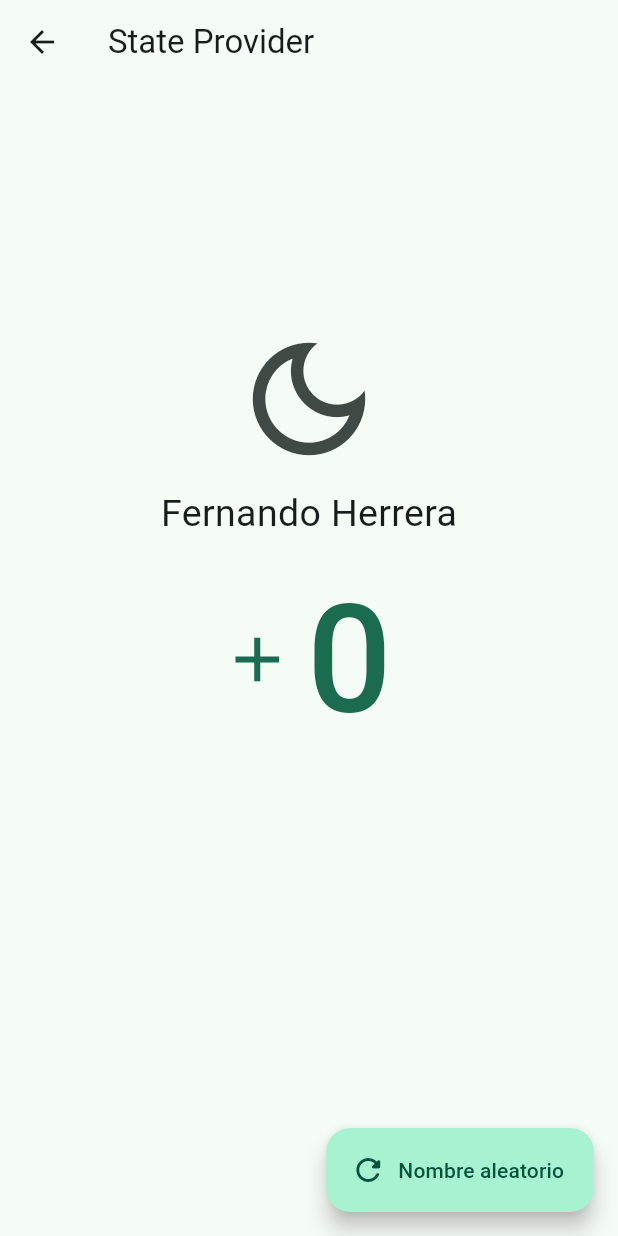
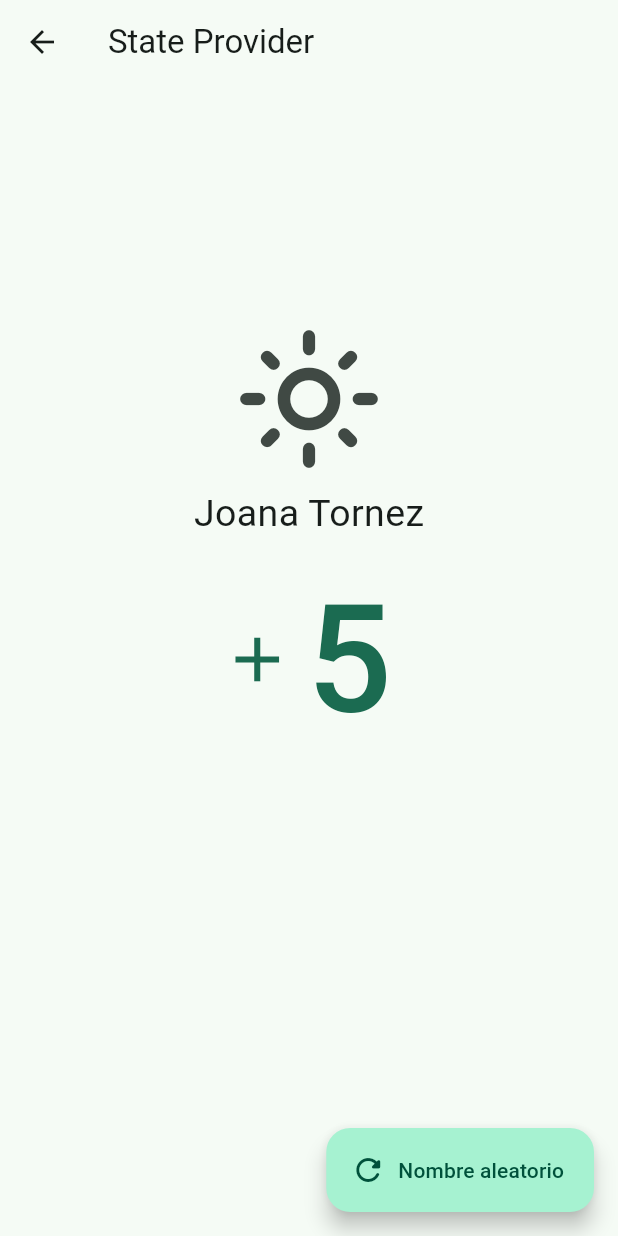
Before and after one commit to robertoarrioja-dev/flutter-riverpod-app, a Flutter app: the screen it shows after launch, after a tap on "State Provider", on a phone screen of 412 x 824 dp. Run offline on Flutter 3.47's test engine with Material 2 defaults, Android fonts, the phone set to English and light mode, and no system bars; our stand-ins replace dio, flutter_riverpod, go_router, riverpod_annotation; missing offline and left inert: random_name_generator; generated files the repository leaves out were written again.

Commit message:
03 State Provider

```diff
--- a/lib/main.dart
+++ b/lib/main.dart
@@ -1,6 +1,7 @@
 import 'package:flutter/material.dart';
 import 'package:flutter_riverpod/flutter_riverpod.dart';
 import 'package:riverpod_app/config/config.dart';
+import 'package:riverpod_app/presentation/providers/providers.dart';
 
 void main() {
   runApp(const ProviderScope(child: MyApp()));
@@ -12,12 +13,13 @@ class MyApp extends ConsumerWidget {
   @override
   Widget build(BuildContext context, WidgetRef ref) {
     final appRouter = ref.watch(appRouterProvider);
+    final isDarkMode = ref.watch(darkModeProvider);
 
     return MaterialApp.router(
       title: 'Riverpod Providers',
       debugShowCheckedModeBanner: false,
       routerConfig: appRouter,
-      theme: AppTheme(isDarkmode: false).getTheme(),
+      theme: AppTheme(isDarkmode: isDarkMode).getTheme(),
     );
   }
 }
--- a/lib/presentation/providers/providers.dart
+++ b/lib/presentation/providers/providers.dart
@@ -1 +1,2 @@
 export './hello_world_provider.dart';
+export './state_providers.dart';
--- a/lib/presentation/screens/03_state_provider/state_provider_screen.dart
+++ b/lib/presentation/screens/03_state_provider/state_provider_screen.dart
@@ -1,11 +1,17 @@
 import 'package:flutter/material.dart';
+import 'package:flutter_riverpod/flutter_riverpod.dart';
+import 'package:riverpod_app/config/config.dart';
+import 'package:riverpod_app/presentation/providers/providers.dart';
 
-
-class StateProviderScreen extends StatelessWidget {
+class StateProviderScreen extends ConsumerWidget {
   const StateProviderScreen({super.key});
 
   @override
-  Widget build(BuildContext context) {
+  Widget build(BuildContext context, WidgetRef ref) {
+    final counter = ref.watch(counterProvider);
+    final isDarkMode = ref.watch(darkModeProvider);
+    final userName = ref.watch(usernameProvider);
+
     return Scaffold(
       appBar: AppBar(
         title: const Text('State Provider'),
@@ -13,30 +19,41 @@ class StateProviderScreen extends StatelessWidget {
       body: Center(
           child: Column(
         children: [
-            const Spacer(flex: 1,),
-
+          const Spacer(
+            flex: 1,
+          ),
           IconButton(
-              // icon: const Icon( Icons.light_mode_outlined, size: 100 ),
-              icon: const Icon( Icons.dark_mode_outlined, size: 100 ),
-              onPressed: () {},
+            icon: Icon(
+                isDarkMode
+                    ? Icons.dark_mode_outlined
+                    : Icons.light_mode_outlined,
+                size: 100),
+            onPressed: () {
+              ref.read(darkModeProvider.notifier).toggleDarkMode();
+            },
           ),
-
-            const Text('Fernando Herrera', style: TextStyle(fontSize: 25 )),
-
+          Text(userName, style: TextStyle(fontSize: 25)),
           TextButton.icon(
-              icon: const Icon( Icons.add, size: 50,),
-              label: const Text('0', style: TextStyle(fontSize: 100)),
-              onPressed: () {},
+            icon: const Icon(
+              Icons.add,
+              size: 50,
             ),
-
-            const Spacer( flex: 2 ),
+            label: Text('$counter', style: const TextStyle(fontSize: 100)),
+            onPressed: () {
+              ref.read(counterProvider.notifier).increaseByOne();
+            },
+          ),
+          const Spacer(flex: 2),
         ],
-        )
-      ),
+      )),
       floatingActionButton: FloatingActionButton.extended(
         label: const Text('Nombre aleatorio'),
-        icon: const Icon( Icons.refresh_rounded ),
-        onPressed: () {},
+        icon: const Icon(Icons.refresh_rounded),
+        onPressed: () {
+          ref
+              .read(usernameProvider.notifier)
+              .changeName(RandomGenerator.getRandomName());
+        },
       ),
     );
   }
```
Also changed, not shown: lib/presentation/providers/state_providers.dart (added, +37 -0 lines), lib/presentation/providers/state_providers.g.dart (added). Lines whose indentation alone changed are shown as unchanged.
